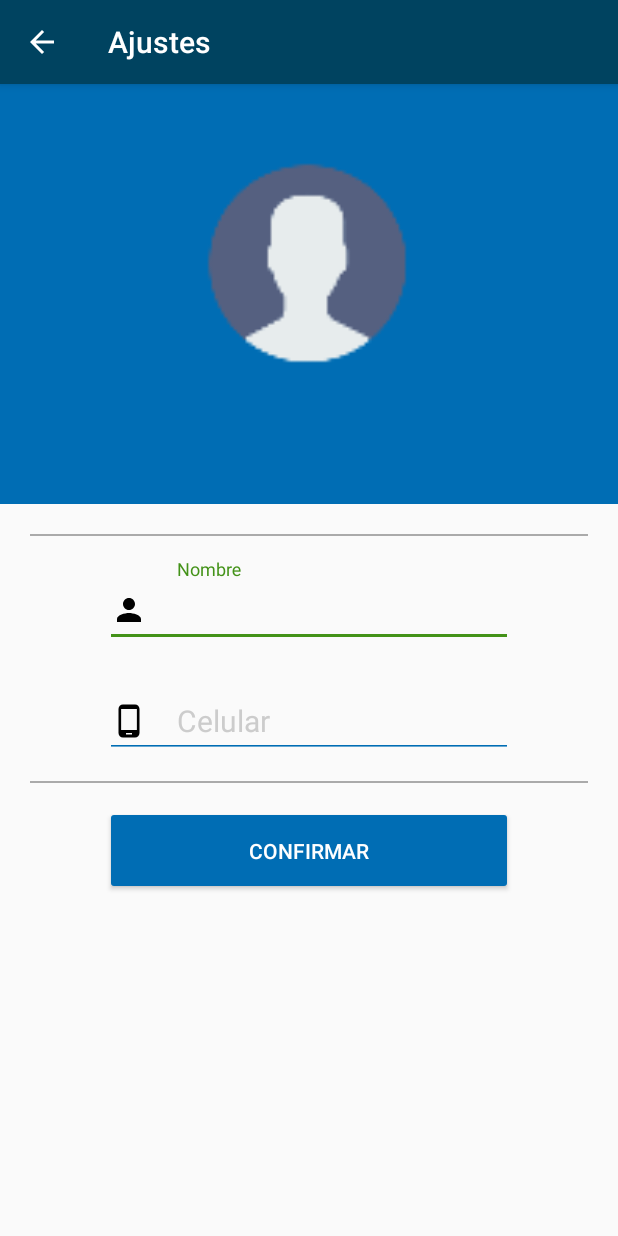
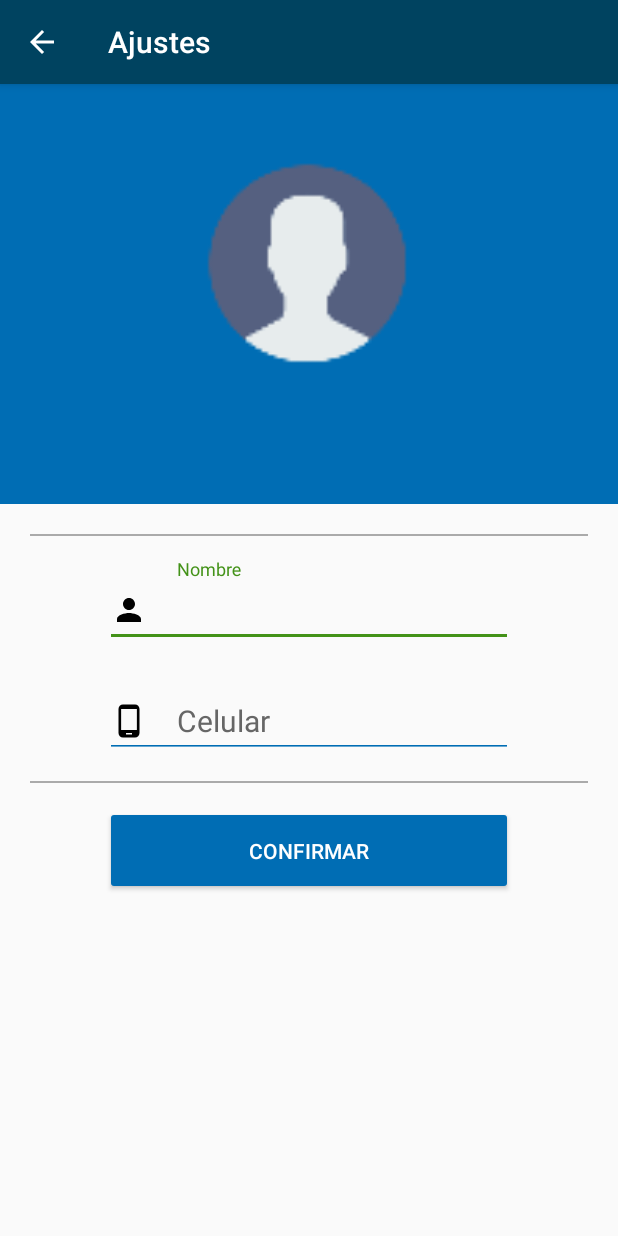
Before and after one commit to FacuSL2/CityRemis2023Ok, an Android app: the CustomerSettingsActivity screen opened directly, with no data from a screen before it, on a phone screen of 412 x 824 dp. Run offline under Robolectric (Android 15) with nearby library versions, the phone set to English and light mode, and no system bars; our stand-ins replace Firebase (no records; nobody signed in at launch, a user with empty details on screens opened directly); pictures from the network do not load.

Commit message:
Modificaciones varias en el diseño

```diff
--- a/app/src/main/res/drawable/buttonstyledos.xml
+++ b/app/src/main/res/drawable-xxhdpi/buttonstyledos.xml
@@ -1,12 +1,12 @@
 <?xml version="1.0" encoding="utf-8"?>
 <shape xmlns:android="http://schemas.android.com/apk/res/android">
     <gradient android:angle="45"
-        android:startColor="#d10404"
-        android:endColor="@color/rojo"
+        android:startColor="#ffffff"
+        android:endColor="#f3f3f3"
         />
     <padding android:top="15dp"
         android:left="15dp"
         android:right="15dp"
         android:bottom="15dp" />
-    <corners android:radius="0dp" />
+    <corners android:radius="4dp" />
 </shape>
--- a/app/src/main/res/layout/activity_administrator_content.xml
+++ b/app/src/main/res/layout/activity_administrator_content.xml
@@ -26,7 +26,7 @@
             android:layout_alignParentRight="true"
             android:layout_marginTop="5dp"
             android:cropToPadding="true"
-            android:src="@drawable/ic_logotopp1" />
+            android:src="@drawable/ic_logotopp2" />
 
     </RelativeLayout>
 
--- a/app/src/main/res/layout/activity_customer_settings.xml
+++ b/app/src/main/res/layout/activity_customer_settings.xml
@@ -58,7 +58,7 @@
                     android:layout_width="match_parent"
                     android:layout_height="wrap_content"
                     android:layout_marginTop="15dp"
-                    android:textColorHint="#cccccc">
+                    android:textColorHint="#666666">
                     <EditText
                         android:layout_width="match_parent"
                         android:layout_height="wrap_content"
@@ -78,7 +78,7 @@
                     android:layout_width="match_parent"
                     android:layout_height="wrap_content"
                     android:layout_marginTop="15dp"
-                    android:textColorHint="#cccccc">
+                    android:textColorHint="#666666">
                     <EditText
                         android:id="@+id/phone"
                         android:layout_width="match_parent"
--- a/app/src/main/res/layout/activity_sos.xml
+++ b/app/src/main/res/layout/activity_sos.xml
@@ -4,6 +4,7 @@
     xmlns:tools="http://schemas.android.com/tools"
     android:layout_width="match_parent"
     android:layout_height="match_parent"
+    android:background="@drawable/fondoubik"
     tools:context="com.creativedesign.Ubik.Sos">
 
     <RelativeLayout
--- a/app/src/main/res/layout/activity_sosact.xml
+++ b/app/src/main/res/layout/activity_sosact.xml
@@ -4,6 +4,7 @@
     xmlns:tools="http://schemas.android.com/tools"
     android:layout_width="match_parent"
     android:layout_height="match_parent"
+    android:background="@drawable/fondoubik"
     tools:context=".sosact">
 
     <RelativeLayout
@@ -72,7 +73,7 @@
                 android:layout_height="wrap_content"
                 android:layout_gravity="center"
                 android:gravity="bottom"
-                android:text="Creative Design @2019."
+                android:text="Creative Design @2020."
                 android:layout_marginTop="100dp"
                 android:layout_marginStart="30dp"
                 android:layout_marginEnd="30dp"
```
